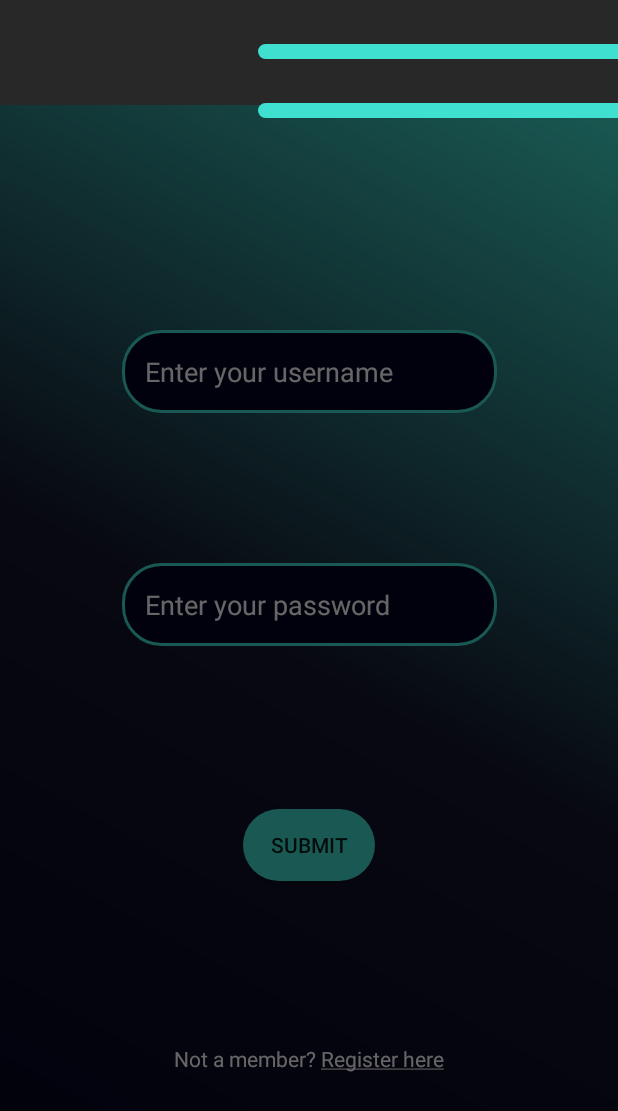
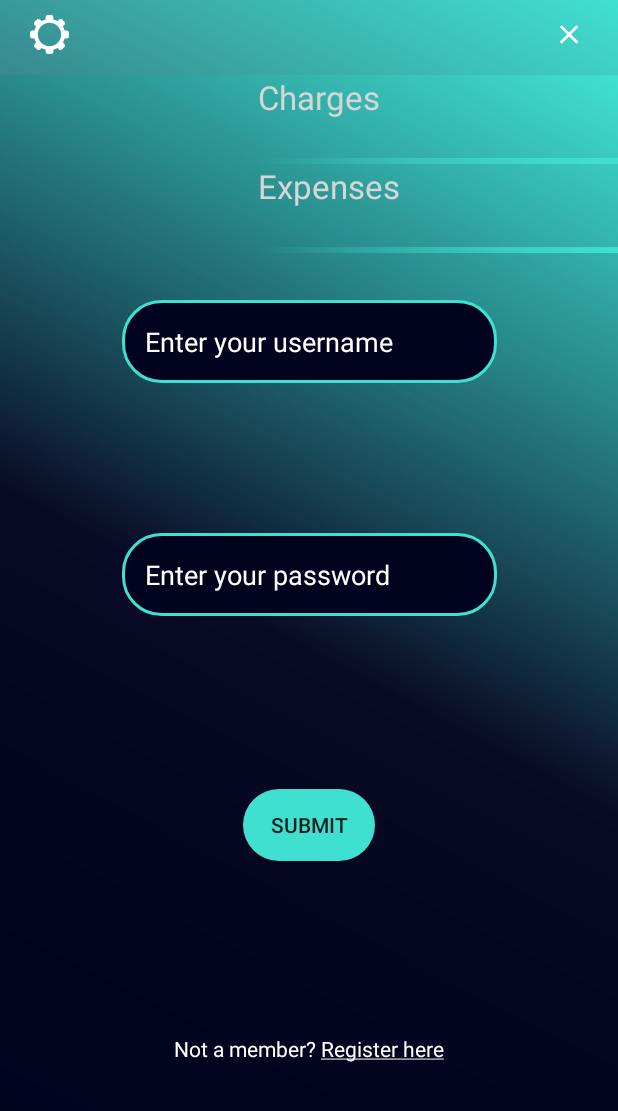
Before and after one commit to CHyett/SharedExpenseApp, an Android app: the screen it shows after launch (MainActivity), with the side drawer open, on a phone screen of 412 x 824 dp. Shown: the top 1111 px of the screen. Run offline under Robolectric (Android 15) with nearby library versions, the phone set to English and light mode, and no system bars; our stand-ins replace Room's generated code, data binding; libraries missing offline, so code that uses them is left out: com.basgeekball.awesomevalidation, com.loopj.android, cz.msebera.android, io.alterac.blurkit; 6 statements that could not run were skipped.

Commit message:
Added alpha nav drawer and blurring

```diff
--- a/Client/app/src/main/java/com/example/sharedexpenseapp/homepage/HomePageFragment.kt
+++ b/Client/app/src/main/java/com/example/sharedexpenseapp/homepage/HomePageFragment.kt
@@ -2,6 +2,7 @@
 
 import android.Manifest
 import android.content.pm.ActivityInfo
+import android.graphics.drawable.Drawable
 import android.os.Bundle
 import android.view.LayoutInflater
 import android.view.View
@@ -19,7 +20,10 @@
 import com.example.sharedexpenseapp.databinding.HomePageFragmentBinding
 import com.example.sharedexpenseapp.login.LoginFragment
 import com.example.sharedexpenseapp.mainactivity.MainActivityViewModel
+import io.alterac.blurkit.BlurKit
 
+
+private const val BLURKIT_BLUR_RADIUS = 9
 
 class HomePageFragment : Fragment() {
 
@@ -76,12 +80,22 @@
     override fun onActivityCreated(savedInstanceState: Bundle?) {
         super.onActivityCreated(savedInstanceState)
         binding.viewmodel = viewModel
+        binding.usernameText = "Good evening,\n${sharedViewModel.user.value}"
         binding.lifecycleOwner = this
+        BlurKit.init(context)
+        binding.homePageFragmentBlurLayout.blurRadius = BLURKIT_BLUR_RADIUS
+
+        sharedViewModel.setAppBackgroundDrawable(R.drawable.home_screen_bg)
         sharedViewModel.lockNavDrawer(false)
         sharedViewModel.hideToolbar(false)
 
         //LiveData observers
-
+        sharedViewModel.isNavDrawerOpen.observe(viewLifecycleOwner, Observer {
+            if(it)
+                binding.homePageFragmentBlurLayout.visibility = View.VISIBLE
+            else
+                binding.homePageFragmentBlurLayout.visibility = View.GONE
+        })
 
         //Click listeners
 
--- a/Client/app/src/main/java/com/example/sharedexpenseapp/login/LoginFragment.kt
+++ b/Client/app/src/main/java/com/example/sharedexpenseapp/login/LoginFragment.kt
@@ -61,6 +61,7 @@
         super.onActivityCreated(savedInstanceState)
         binding.viewmodel = viewModel
         binding.lifecycleOwner = this
+        sharedViewModel.setAppBackgroundDrawable(R.drawable.start_bg)
         sharedViewModel.lockNavDrawer(true)
         sharedViewModel.hideToolbar(true)
 
--- a/Client/app/src/main/java/com/example/sharedexpenseapp/mainactivity/MainActivity.kt
+++ b/Client/app/src/main/java/com/example/sharedexpenseapp/mainactivity/MainActivity.kt
@@ -2,14 +2,13 @@
 
 
 import android.os.Bundle
+import android.view.Gravity
 import android.view.View
 import android.widget.AdapterView
-import android.widget.ListView
-import androidx.appcompat.app.ActionBarDrawerToggle
 import androidx.appcompat.app.AppCompatActivity
+import androidx.core.content.ContextCompat
 import androidx.databinding.DataBindingUtil
 import androidx.drawerlayout.widget.DrawerLayout
-import androidx.fragment.app.Fragment
 import androidx.lifecycle.Observer
 import androidx.lifecycle.ViewModelProvider
 import com.example.sharedexpenseapp.R
@@ -26,10 +25,6 @@
 
     private lateinit var binding: ActivityMainBinding
 
-    //New stuff
-    private lateinit var drawerList: ListView
-    private lateinit var mDrawerToggle: ActionBarDrawerToggle
-
     private lateinit var adapter: CustomDrawerAdapter
 
     private lateinit var dataList: List<DrawerItem>
@@ -39,47 +34,77 @@
         val viewModelFactory = MainActivityViewModelFactory(application)
         viewModel = ViewModelProvider(this, viewModelFactory).get(MainActivityViewModel::class.java)
         binding = DataBindingUtil.setContentView(this, R.layout.activity_main)
+        initNavDrawer()
 
-        //New stuff
+        //LiveData observers
+        //observe login status and send firebase token if user is logged in
+        viewModel.isLoggedIn.observe(this, Observer {
+            if (it)
+                viewModel.sendToServer()
+        })
+        viewModel.orientation.observe(this, Observer {
+            this.requestedOrientation = it
+        })
+        viewModel.showNavDrawer.observe(this, Observer {
+            if(it)
+                binding.mainActivityDrawerLayout.setDrawerLockMode(DrawerLayout.LOCK_MODE_LOCKED_CLOSED)
+            else
+                binding.mainActivityDrawerLayout.setDrawerLockMode(DrawerLayout.LOCK_MODE_UNLOCKED)
+        })
+        viewModel.appBackgroundDrawable.observe(this, Observer {
+            binding.mainActivityLinearLayout.background = ContextCompat.getDrawable(applicationContext, it)
+        })
+        viewModel.isNavDrawerOpen.observe(this, Observer {
+            if(it)
+                binding.mainActivityToolbarHamburger.setMinAndMaxProgress(0.0f, 0.5f)
+            else
+                binding.mainActivityToolbarHamburger.setMinAndMaxProgress(0.5f, 1.0f)
+            binding.mainActivityToolbarHamburger.playAnimation()
+        })
+
+        //Click listeners
+        binding.mainActivityToolbarHamburger.setOnClickListener {
+            if(viewModel.isNavDrawerOpen.value!!)
+                binding.mainActivityDrawerLayout.closeDrawer(Gravity.RIGHT)
+            else
+                binding.mainActivityDrawerLayout.openDrawer(Gravity.RIGHT)
+        }
+
+        //Set up firebase
+        FirebaseInstanceId.getInstance().instanceId.addOnSuccessListener(this) { MainActivityViewModel.firebaseToken = it?.token }
+
+    }
+
+    private fun selectItem(position: Int) {
+        when (position) {
+            0 -> { viewModel.navController?.navigate(R.id.homePageFragment) }
+            1 -> { viewModel.navController?.navigate(R.id.homePageFragment) }
+        }
+        binding.mainActivityDrawerLayoutList.setItemChecked(position, true)
+        binding.mainActivityDrawerLayout.closeDrawer(binding.mainActivityDrawerLayoutList)
+    }
+
+    private fun initNavDrawer() {
+        binding.mainActivityToolbarHamburger.speed = 2f
+        binding.mainActivityDrawerLayout.setScrimColor(resources.getColor(R.color.transparent))
+        binding.mainActivityDrawerLayout.addDrawerListener(object: DrawerLayout.DrawerListener {
+            override fun onDrawerOpened(drawerView: View) {
+                viewModel.setNavDrawerStatus(!viewModel.isNavDrawerOpen.value!!)
+            }
+            override fun onDrawerClosed(drawerView: View) {
+                viewModel.setNavDrawerStatus(!viewModel.isNavDrawerOpen.value!!)
+            }
+            override fun onDrawerStateChanged(newState: Int) {}
+            override fun onDrawerSlide(drawerView: View, slideOffset: Float) {}
+        })
         dataList = ArrayList()
         (dataList as ArrayList<DrawerItem>).apply {
             add(DrawerItem("Charges"))
             add(DrawerItem("Expenses"))
         }
         adapter = CustomDrawerAdapter(this, R.layout.main_activity_custom_nav_item, dataList)
-        binding.list.adapter = adapter
-        binding.list.onItemClickListener = DrawerItemClickListener()
-
-        //LiveData observers
-        viewModel.orientation.observe(this, Observer {
-            this.requestedOrientation = it
-        })
-        viewModel.showNavDrawer.observe(this, Observer {
-            if (it)
-                binding.mainActivityDrawerLayout.setDrawerLockMode(DrawerLayout.LOCK_MODE_LOCKED_CLOSED)
-            else
-                binding.mainActivityDrawerLayout.setDrawerLockMode(DrawerLayout.LOCK_MODE_UNLOCKED)
-        })
-
-        //Set up firebase
-        FirebaseInstanceId.getInstance().instanceId.addOnSuccessListener(this) { MainActivityViewModel.firebaseToken = it?.token }
-
-        //observe login status and send firebase token if user is logged in
-        viewModel.isLoggedIn.observe(this, Observer {
-            if (it)
-                viewModel.sendToServer()
-        })
-    }
-
-    fun selectItem(position: Int) {
-        var fragment: Fragment? = null
-        val args = Bundle()
-        when (position) {
-            0 -> { viewModel.navController?.navigate(R.id.homePageFragment) }
-            1 -> { viewModel.navController?.navigate(R.id.homePageFragment) }
-        }
-        binding.list.setItemChecked(position, true)
-        binding.mainActivityDrawerLayout.closeDrawer(binding.list)
+        binding.mainActivityDrawerLayoutList.adapter = adapter
+        binding.mainActivityDrawerLayoutList.onItemClickListener = DrawerItemClickListener()
     }
 
     private inner class DrawerItemClickListener: AdapterView.OnItemClickListener {
@@ -87,6 +112,7 @@
         override fun onItemClick(p0: AdapterView<*>?, p1: View?, position: Int, p3: Long) {
             selectItem(position)
         }
+
     }
 
 }
--- a/Client/app/src/main/java/com/example/sharedexpenseapp/mainactivity/MainActivityViewModel.kt
+++ b/Client/app/src/main/java/com/example/sharedexpenseapp/mainactivity/MainActivityViewModel.kt
@@ -2,6 +2,7 @@
 
 import android.app.Application
 import android.content.pm.ActivityInfo
+import android.graphics.drawable.Drawable
 import android.view.View
 import androidx.lifecycle.*
 import androidx.navigation.NavController
@@ -40,6 +41,16 @@
     private val liveShowNavDrawer = MutableLiveData<Boolean>()
     internal val showNavDrawer: LiveData<Boolean>
         get() = liveShowNavDrawer
+
+    //LiveData for app background
+    private val liveAppBackgroundDrawable = MutableLiveData<Int>()
+    internal val appBackgroundDrawable: LiveData<Int>
+        get() = liveAppBackgroundDrawable
+
+    //LiveData for nav drawer status
+    private val liveIsNavDrawerOpen = MutableLiveData<Boolean>(false)
+    internal val isNavDrawerOpen: LiveData<Boolean>
+        get() = liveIsNavDrawerOpen
 
     //Screen orientation (forced portrait mode or free to rotate)
     internal val orientation = MutableLiveData<Int>()
@@ -124,6 +135,14 @@
             liveHideToolbar.value = View.VISIBLE
     }
 
+    fun setAppBackgroundDrawable(resID: Int) {
+        liveAppBackgroundDrawable.value = resID
+    }
+
+    internal fun setNavDrawerStatus(status: Boolean) {
+        liveIsNavDrawerOpen.value = status
+    }
+
     override fun onCleared() {
         liveIsLoggedIn.value?.let { CoroutineScope(Dispatchers.IO).launch { saveLoginStatus(it) }}
         liveUser.value?.let { CoroutineScope(Dispatchers.IO).launch { saveUsername(it) }}
--- a/Client/app/src/main/java/com/example/sharedexpenseapp/navdrawer/CustomDrawerAdapter.kt
+++ b/Client/app/src/main/java/com/example/sharedexpenseapp/navdrawer/CustomDrawerAdapter.kt
@@ -3,17 +3,13 @@
 import android.app.Activity
 import android.content.Context
 import android.content.res.Resources
-import android.view.LayoutInflater
 import android.view.View
 import android.view.ViewGroup
 import android.widget.ArrayAdapter
-import android.widget.ImageView
 import android.widget.TextView
-import androidx.core.content.res.ResourcesCompat
 import com.example.sharedexpenseapp.R
-import org.w3c.dom.Text
 
-class CustomDrawerAdapter(con: Context, private val layoutResourceID: Int, private val listItems: List<DrawerItem>): ArrayAdapter<DrawerItem>(con, layoutResourceID, listItems) {
+class CustomDrawerAdapter(private val con: Context, private val layoutResourceID: Int, private val listItems: List<DrawerItem>): ArrayAdapter<DrawerItem>(con, layoutResourceID, listItems) {
 
     private object DrawerItemHolder {
 
@@ -25,14 +21,15 @@
         var view = convertView
         val drawerHolder: DrawerItemHolder
 
+
         if (view == null) {
-            val inflater = (context as Activity).layoutInflater
+            val inflater = (con as Activity).layoutInflater
             drawerHolder = DrawerItemHolder
 
             view = inflater.inflate(layoutResourceID, parent, false)
-            drawerHolder.itemName = (view as TextView).findViewById(R.id.drawer_itemName)
+            drawerHolder.itemName = view.findViewById(R.id.nav_drawer_item_text) as TextView
 
-            view.setTag(drawerHolder)
+            view.tag = drawerHolder
 
         } else {
             drawerHolder = view.tag as DrawerItemHolder
@@ -40,7 +37,7 @@
         val dItem = this.listItems[position]
         drawerHolder.itemName.text = dItem.itemName
 
-        return view;
+        return view!!
     }
 
     fun res(view: View): Resources = view.resources
--- a/Client/app/src/main/java/com/example/sharedexpenseapp/registration/RegisterFragment.kt
+++ b/Client/app/src/main/java/com/example/sharedexpenseapp/registration/RegisterFragment.kt
@@ -102,6 +102,7 @@
         viewModel = ViewModelProvider(this).get(RegisterViewModel::class.java)
         binding.viewmodel = viewModel
         binding.lifecycleOwner = this
+        sharedViewModel.setAppBackgroundDrawable(R.drawable.start_bg)
         sharedViewModel.lockNavDrawer(true)
         sharedViewModel.hideToolbar(true)
 
--- a/Client/app/src/main/res/drawable/home_screen_bg.xml
+++ b/Client/app/src/main/res/drawable/home_screen_bg.xml
@@ -3,6 +3,7 @@
     android:shape="rectangle">
 
     <gradient
+        android:angle="270"
         android:startColor="@color/colorSecondary"
         android:centerColor="#EE0C2A3E"
         android:centerY="0.4"
--- a/Client/app/src/main/res/drawable/main_activity_nav_drawer_divider.xml
+++ b/Client/app/src/main/res/drawable/main_activity_nav_drawer_divider.xml
@@ -2,10 +2,8 @@
 <shape xmlns:android="http://schemas.android.com/apk/res/android"
     android:shape="rectangle">
 
-    <corners
-        android:topLeftRadius="@dimen/main_activity_nav_drawer_divider_radius"
-        android:bottomLeftRadius="@dimen/main_activity_nav_drawer_divider_radius"/>
-
-    <solid android:color="@color/colorSecondary"/>
+    <gradient
+        android:startColor="@color/transparent"
+        android:endColor="@color/colorSecondary"/>
 
 </shape>
--- a/Client/app/src/main/res/layout/activity_main.xml
+++ b/Client/app/src/main/res/layout/activity_main.xml
@@ -12,6 +12,40 @@
 
     </data>
 
+    <LinearLayout
+        android:id="@+id/main_activity_linear_layout"
+        android:layout_width="match_parent"
+        android:layout_height="match_parent"
+        android:orientation="vertical">
+
+        <RelativeLayout
+            android:id="@+id/main_activity_toolbar"
+            android:layout_width="match_parent"
+            android:layout_height="@dimen/main_activity_pseudo_toolbar_height"
+            android:background="@color/transparent"
+            android:visibility="@{viewmodel.hideToolbar$app_debug}">
+
+            <ImageView
+                android:id="@+id/main_activity_toolbar_settings"
+                android:layout_width="@dimen/main_activity_top_nav_imageview_size"
+                android:layout_height="@dimen/main_activity_top_nav_imageview_size"
+                android:gravity="center_vertical"
+                android:contentDescription="@string/content_desc"
+                android:paddingLeft="@dimen/main_activity_top_nav_imageview_padding"
+                android:src="@drawable/gear" />
+
+            <com.airbnb.lottie.LottieAnimationView
+                android:id="@+id/main_activity_toolbar_hamburger"
+                android:layout_width="@dimen/main_activity_top_nav_imageview_size"
+                android:layout_height="@dimen/main_activity_top_nav_imageview_size"
+                android:paddingRight="@dimen/main_activity_top_nav_imageview_padding"
+                android:scaleType="centerCrop"
+                android:layout_alignParentEnd="true"
+                android:gravity="center_vertical"
+                app:lottie_rawRes="@raw/menu_animation" />
+
+        </RelativeLayout>
+
         <androidx.drawerlayout.widget.DrawerLayout
             android:id="@+id/main_activity_drawer_layout"
             android:layout_width="match_parent"
@@ -20,10 +54,10 @@
             <FrameLayout
                 android:id="@+id/main_activity_drawer_layout_content_frame"
                 android:layout_width="match_parent"
-            android:layout_height="match_parent" />
+                android:layout_height="match_parent"/>
 
             <ListView
-            android:id="@+id/list"
+                android:id="@+id/main_activity_drawer_layout_list"
                 android:layout_width="@dimen/main_activity_nav_drawer_width"
                 android:layout_height="match_parent"
                 android:layout_gravity="right"
@@ -32,36 +66,17 @@
                 android:divider="@drawable/main_activity_nav_drawer_divider"
                 android:dividerHeight="@dimen/main_activity_nav_drawer_divider_height" />
 
-        <androidx.constraintlayout.widget.ConstraintLayout
-            android:layout_width="match_parent"
-            android:layout_height="match_parent">
-
-            <Toolbar
-                android:id="@+id/activity_toolbar"
-                android:layout_width="match_parent"
-                android:layout_height="70dp"
-                android:background="@color/transparent"
-                android:visibility="@{viewmodel.hideToolbar$app_debug}"
-                app:layout_constraintLeft_toLeftOf="parent"
-                app:layout_constraintRight_toRightOf="parent"
-                app:layout_constraintTop_toTopOf="parent" />
-
-
             <androidx.fragment.app.FragmentContainerView
                 android:id="@+id/nav_host_fragment_container_view"
                 android:name="androidx.navigation.fragment.NavHostFragment"
                 android:layout_width="0dp"
                 android:layout_height="0dp"
                 app:defaultNavHost="true"
-                app:layout_constraintBottom_toBottomOf="parent"
-                app:layout_constraintLeft_toLeftOf="parent"
-                app:layout_constraintRight_toRightOf="parent"
-                app:layout_constraintTop_toBottomOf="@+id/activity_toolbar"
                 app:navGraph="@navigation/nav_graph" />
 
-        </androidx.constraintlayout.widget.ConstraintLayout>
+        </androidx.drawerlayout.widget.DrawerLayout>
 
-    </androidx.drawerlayout.widget.DrawerLayout>
+    </LinearLayout>
 
 </layout>
 
--- a/Client/app/src/main/res/layout/home_page_fragment.xml
+++ b/Client/app/src/main/res/layout/home_page_fragment.xml
@@ -1,19 +1,44 @@
 <?xml version="1.0" encoding="utf-8"?>
 <layout xmlns:android="http://schemas.android.com/apk/res/android"
-    xmlns:app="http://schemas.android.com/apk/res-auto">
+    xmlns:app="http://schemas.android.com/apk/res-auto"
+    xmlns:tools="http://schemas.android.com/tools">
 
     <data>
 
-        <variable name="viewmodel" type="com.example.sharedexpenseapp.homepage.HomePageViewModel"/>
+        <variable
+            name="viewmodel"
+            type="com.example.sharedexpenseapp.homepage.HomePageViewModel" />
+
+        <variable
+            name="usernameText"
+            type="String" />
 
     </data>
 
+        <androidx.constraintlayout.widget.ConstraintLayout
+            android:id="@+id/theroot"
+            android:layout_width="match_parent"
+            android:layout_height="match_parent"
+            android:background="@color/transparent"
+            tools:background="@drawable/home_screen_bg">
 
             <TextView
                 android:layout_width="wrap_content"
                 android:layout_height="wrap_content"
-        android:text="Hello world"/>
+                android:text="@{usernameText}"
+                android:textAlignment="center"
+                android:textSize="@dimen/home_fragment_welcome_message_size"
+                app:layout_constraintEnd_toEndOf="parent"
+                app:layout_constraintStart_toStartOf="parent"
+                app:layout_constraintTop_toTopOf="parent" />
 
+            <io.alterac.blurkit.BlurLayout
+                android:id="@+id/home_page_fragment_blur_layout"
+                android:layout_width="match_parent"
+                android:layout_height="match_parent"
+                app:blk_fps="0"/>
+
+        </androidx.constraintlayout.widget.ConstraintLayout>
 
 </layout>
 
--- a/Client/app/src/main/res/layout/main_activity_custom_nav_item.xml
+++ b/Client/app/src/main/res/layout/main_activity_custom_nav_item.xml
@@ -3,11 +3,29 @@
     android:layout_width="match_parent"
     android:layout_height="match_parent" >
 
+    <LinearLayout
+        android:id="@+id/itemLayout"
+        android:layout_width="match_parent"
+        android:layout_height="wrap_content"
+        android:layout_alignParentLeft="true"
+        android:orientation="vertical"
+        android:layout_marginTop="0dp"
+        android:background="?android:attr/activatedBackgroundIndicator">
+
+        <LinearLayout
+            android:layout_width="match_parent"
+            android:layout_height="wrap_content"
+            android:minHeight="55dp">
+
             <TextView
-                android:id="@+id/drawer_itemName"
+                android:id="@+id/nav_drawer_item_text"
                 android:layout_width="wrap_content"
                 android:layout_height="wrap_content"
-                android:textAppearance="?android:attr/textAppearanceLarge"
-                android:textColor="@color/colorBlack"/>
+                android:textColor="@color/colorWhite"
+                android:textAppearance="?android:attr/textAppearanceLarge" />
+
+        </LinearLayout>
+
+    </LinearLayout>
 
 </RelativeLayout>
--- a/Client/app/src/main/res/values/dimens.xml
+++ b/Client/app/src/main/res/values/dimens.xml
@@ -10,9 +10,12 @@
     <dimen name="custom_edittext_bg_border_width">2dp</dimen>
 
     <!-- Main activity dimensions -->
-    <dimen name="main_activity_nav_drawer_divider_height">10dp</dimen>
+    <dimen name="main_activity_nav_drawer_divider_height">4dp</dimen>
     <dimen name="main_activity_nav_drawer_width">240dp</dimen>
     <dimen name="main_activity_nav_drawer_divider_radius">5dp</dimen>
+    <dimen name="main_activity_top_nav_imageview_size">46dp</dimen>
+    <dimen name="main_activity_top_nav_imageview_padding">20dp</dimen>
+    <dimen name="main_activity_pseudo_toolbar_height">50dp</dimen>
 
     <!-- login screen dimensions -->
     <dimen name="login_password_top_margin">60dp</dimen>
@@ -51,8 +54,6 @@
     <dimen name="home_fragment_edittetext_width">180dp</dimen>
     <dimen name="home_fragment_edittetext_height">55dp</dimen>
     <dimen name="home_fragment_group_name_form_margin_top">100dp</dimen>
-    <dimen name="home_fragment_top_nav_imageview">60dp</dimen>
-    <dimen name="home_fragment_top_nav_imageview_padding">20dp</dimen>
     <dimen name="home_fragment_welcome_message_size">35sp</dimen>
     <dimen name="home_fragment_welcome_message_margin_top">20dp</dimen>
     <dimen name="home_fragment_expenses_message_size">30sp</dimen>
--- a/Client/app/src/main/res/values/strings.xml
+++ b/Client/app/src/main/res/values/strings.xml
@@ -5,6 +5,7 @@
     <string name="submit_button_text">Retrieve client token</string>
     <string name="transaction_button_text">Drop-in UI</string>
     <string name="test_string">This is the notification string</string>
+    <string name="content_desc">Paceholder text</string>
 
     <!-- Strings used for fragments for navigation -->
     <string name="first_fragment_label">First Fragment</string>
```
Also changed, not shown: Client/app/src/main/res/raw/menu_animation.json (+1 -1 lines). Lines whose indentation alone changed are shown as unchanged.
